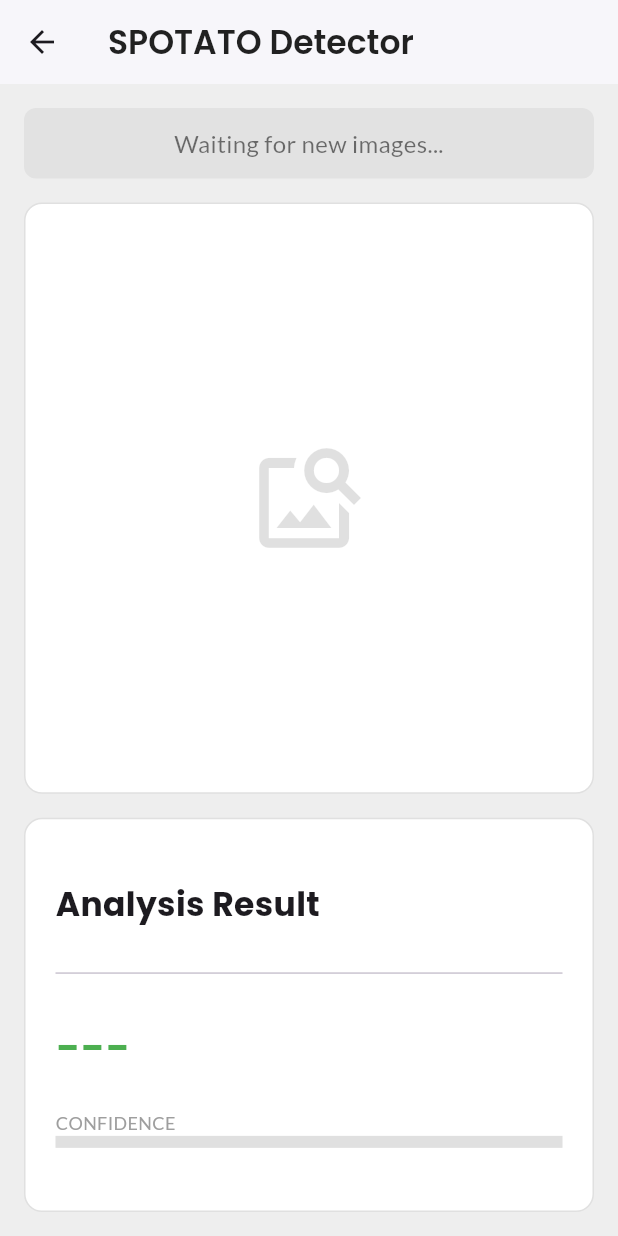
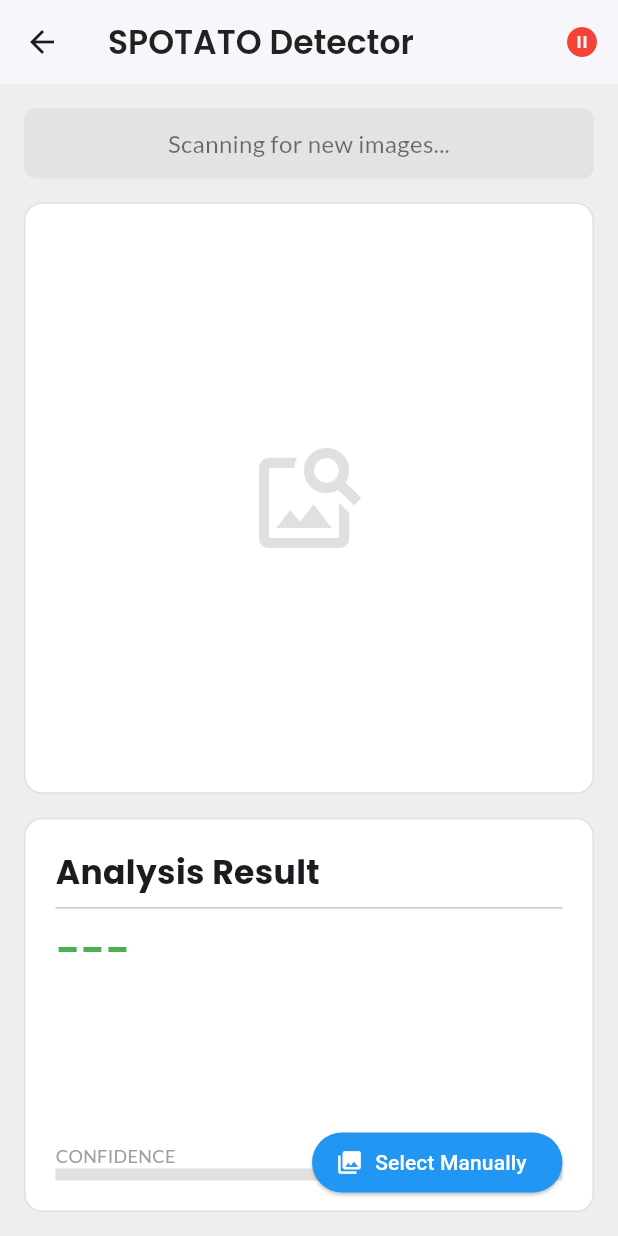
Before and after one commit to justnico69/CAPSTONE1, a Flutter app: the HomePage screen opened directly, after a tap on "Detect Disease", on a phone screen of 412 x 824 dp. Run offline on Flutter 3.47's test engine with Material 3 defaults, Android fonts, the phone set to English and light mode, and no system bars; our stand-ins replace google_fonts, image_picker, permission_handler; missing offline and left inert: tflite_flutter.

Commit message:
image picker2

```diff
--- a/lib/detector_page.dart
+++ b/lib/detector_page.dart
@@ -3,8 +3,10 @@ import 'dart:io';
 
 import 'package:flutter/material.dart';
 import 'package:google_fonts/google_fonts.dart';
+import 'package:image_picker/image_picker.dart';
 import 'package:path_provider/path_provider.dart';
 import 'package:permission_handler/permission_handler.dart';
+import 'package:tflite_flutter/tflite_flutter.dart' as tfl; // Import TFLite
 
 class DetectorPage extends StatefulWidget {
   const DetectorPage({super.key});
@@ -19,56 +21,138 @@ class _DetectorPageState extends State<DetectorPage> {
   String _prediction = "---";
   double _confidence = 0.0;
   Timer? _timer;
+  bool _isPaused = false;
+
+  tfl.Interpreter? _interpreter; // Variable to hold the TFLite model
 
   @override
   void initState() {
     super.initState();
+    // Load the model and then start monitoring for images
+    _loadModel().then((_) {
       _startMonitoring();
+    });
   }
 
   @override
   void dispose() {
     _timer?.cancel();
+    _interpreter?.close(); // Close the interpreter when the page is disposed
     super.dispose();
   }
 
+  // --- MODEL AND SCANNING LOGIC ---
+
+  Future<void> _loadModel() async {
+    setState(() {
+      _status = "Loading model...";
+    });
+    try {
+      // Load the model from the assets folder
+      _interpreter = await tfl.Interpreter.fromAsset(
+        'assets/models/model.tflite',
+      );
+      setState(() {
+        _status = "Model loaded successfully. Waiting for images...";
+      });
+    } catch (e) {
+      setState(() {
+        _status = "Failed to load model. Error: $e";
+      });
+      print("Error loading model: $e");
+    }
+  }
+
   Future<void> _startMonitoring() async {
+    // Only start if the model was loaded successfully
+    if (_interpreter == null) return;
+
     setState(() {
-      _status = "Waiting for new images...";
+      _status = "Scanning for new images...";
+    });
+    _timer = Timer.periodic(const Duration(seconds: 5), (timer) {
+      if (!_isPaused) {
+        _scanForNewImage();
+      }
+    });
+  }
+
+  void _togglePause() {
+    setState(() {
+      _isPaused = !_isPaused;
+      if (_isPaused) {
+        _timer?.cancel();
+        _status = "Scanning Paused";
+      } else {
+        _startMonitoring();
+      }
+    });
+  }
+
+  Future<void> _pickImage() async {
+    if (_timer?.isActive ?? false) {
+      _timer?.cancel();
+      setState(() {
+        _isPaused = true;
+      });
+    }
+
+    final picker = ImagePicker();
+    final pickedFile = await picker.pickImage(source: ImageSource.gallery);
+
+    if (pickedFile != null) {
+      _runAnalysis(File(pickedFile.path));
+    }
+  }
+
+  void _runAnalysis(File image) {
+    if (_interpreter == null) {
+      setState(() {
+        _status = "Model is not loaded.";
+      });
+      return;
+    }
+
+    setState(() {
+      _latestImage = image;
+      _status = "Analyzing image...";
+      _prediction = "Analyzing...";
+      _confidence = 0.0;
     });
 
-    _timer = Timer.periodic(const Duration(seconds: 5), (timer) {
-      _scanForNewImage();
+    // --- Placeholder for your AI prediction logic ---
+    // 1. Pre-process the image (resize, normalize) to match your model's input.
+    // 2. Create input and output tensors.
+    // 3. Run inference: _interpreter.run(input, output);
+    // 4. Decode the output to get the prediction and confidence.
+    // ----------------------------------------------------
+
+    // We'll use a placeholder delay to simulate analysis
+    Future.delayed(const Duration(seconds: 2), () {
+      if (!mounted) return;
+      setState(() {
+        _status = "Analysis Complete";
+        _prediction = "Late Blight"; // Placeholder result
+        _confidence = 0.97; // Placeholder confidence
+      });
     });
   }
 
   Future<void> _scanForNewImage() async {
     var status = await Permission.photos.request();
-    if (!status.isGranted) {
-      setState(() {
-        _status = "Permission denied. Please enable in settings.";
-      });
-      return;
-    }
+    if (!status.isGranted) return;
 
     try {
       final Directory? externalDir = await getExternalStorageDirectory();
-      if (externalDir == null) {
-        setState(() {
-          _status = "Could not access storage.";
-        });
-        return;
-      }
+      if (externalDir == null) return;
 
       final String rootPath = externalDir.path.split('/Android')[0];
       final String imagePath = '$rootPath/DCIM/Camera';
       final Directory imageDir = Directory(imagePath);
 
       if (await imageDir.exists()) {
-        final List<FileSystemEntity> files = imageDir.listSync();
-        if (files.isEmpty) return;
-
-        files.sort(
+        final List<FileSystemEntity> files = imageDir.listSync()
+          ..sort(
             (a, b) => b.statSync().modified.compareTo(a.statSync().modified),
           );
 
@@ -83,26 +167,15 @@ class _DetectorPageState extends State<DetectorPage> {
         File newImage = File(imageFiles.first.path);
 
         if (_latestImage?.path != newImage.path) {
-          setState(() {
-            _latestImage = newImage;
-            _status = "New image found! Analyzing...";
-            _prediction = "Analyzing...";
-            _confidence = 0.0;
-          });
-          // --- AI ANALYSIS WOULD GO HERE ---
-          Future.delayed(const Duration(seconds: 2), () {
-            setState(() {
-              _status = "Analysis Complete";
-              _prediction = "Late Blight"; // Placeholder result
-              _confidence = 0.97; // Placeholder confidence
-            });
-          });
+          _runAnalysis(newImage);
         }
       }
     } catch (e) {
-      // Handle exceptions
+      print("Error scanning for image: $e");
     }
   }
+
+  // --- UI BUILD METHOD ---
 
   @override
   Widget build(BuildContext context) {
@@ -118,6 +191,15 @@ class _DetectorPageState extends State<DetectorPage> {
             color: Colors.black87,
           ),
         ),
+        actions: [
+          IconButton(
+            onPressed: _togglePause,
+            icon: Icon(
+              _isPaused ? Icons.play_arrow : Icons.pause_circle_filled,
+              color: Colors.red,
+            ),
+          ),
+        ],
       ),
       body: Padding(
         padding: const EdgeInsets.all(16.0),
@@ -127,7 +209,7 @@ class _DetectorPageState extends State<DetectorPage> {
             Container(
               padding: const EdgeInsets.all(12),
               decoration: BoxDecoration(
-                color: Colors.black.withOpacity(0.05),
+                color: Colors.black.withAlpha(12),
                 borderRadius: BorderRadius.circular(8),
               ),
               child: Text(
@@ -149,12 +231,16 @@ class _DetectorPageState extends State<DetectorPage> {
                   child: _latestImage != null
                       ? ClipRRect(
                           borderRadius: BorderRadius.circular(11),
-                          child: Image.file(_latestImage!, fit: BoxFit.cover),
+                          child: Image.file(
+                            _latestImage!,
+                            fit: BoxFit.cover,
+                            width: double.infinity,
+                          ),
                         )
-                      : const Icon(
+                      : Icon(
                           Icons.image_search,
                           size: 80,
-                          color: Colors.black12,
+                          color: Colors.grey.shade300,
                         ),
                 ),
               ),
@@ -163,14 +249,16 @@ class _DetectorPageState extends State<DetectorPage> {
             Expanded(
               flex: 2,
               child: Container(
-                padding: const EdgeInsets.all(20),
+                padding: const EdgeInsets.fromLTRB(20, 20, 20, 0),
                 decoration: BoxDecoration(
                   color: Colors.white,
                   borderRadius: BorderRadius.circular(12),
                   border: Border.all(color: Colors.grey.shade300),
                 ),
-                child: Column(
-                  mainAxisAlignment: MainAxisAlignment.spaceEvenly,
+                child: Stack(
+                  clipBehavior: Clip.none,
+                  children: [
+                    Column(
                       crossAxisAlignment: CrossAxisAlignment.start,
                       children: [
                         Text(
@@ -191,9 +279,7 @@ class _DetectorPageState extends State<DetectorPage> {
                                 : Colors.green,
                           ),
                         ),
-                    Column(
-                      crossAxisAlignment: CrossAxisAlignment.start,
-                      children: [
+                        const Spacer(),
                         Text(
                           "CONFIDENCE",
                           style: GoogleFonts.lato(
@@ -209,7 +295,24 @@ class _DetectorPageState extends State<DetectorPage> {
                               : Colors.green,
                           minHeight: 8,
                         ),
+                        const SizedBox(height: 20),
                       ],
+                    ),
+                    Positioned(
+                      bottom: 8,
+                      right: 0,
+                      child: ElevatedButton.icon(
+                        onPressed: _pickImage,
+                        icon: const Icon(Icons.photo_library),
+                        label: const Text("Select Manually"),
+                        style: ElevatedButton.styleFrom(
+                          backgroundColor: Colors.blue,
+                          foregroundColor: Colors.white,
+                          shape: RoundedRectangleBorder(
+                            borderRadius: BorderRadius.circular(20),
+                          ),
+                        ),
+                      ),
                     ),
                   ],
                 ),
--- a/lib/home_page.dart
+++ b/lib/home_page.dart
@@ -1,5 +1,6 @@
 import 'package:flutter/material.dart';
 import 'package:google_fonts/google_fonts.dart';
+
 import 'detector_page.dart';
 
 class HomePage extends StatelessWidget {
@@ -7,7 +8,6 @@ class HomePage extends StatelessWidget {
 
   @override
   Widget build(BuildContext context) {
-    // Get screen dimensions for responsive layout
     final screenHeight = MediaQuery.of(context).size.height;
     final screenWidth = MediaQuery.of(context).size.width;
 
@@ -15,7 +15,6 @@ class HomePage extends StatelessWidget {
       backgroundColor: const Color.fromARGB(243, 248, 248, 248),
       body: Column(
         children: [
-
           // -- HEADER --
           ClipRRect(
             borderRadius: const BorderRadius.only(
@@ -48,16 +47,23 @@ class HomePage extends StatelessWidget {
                                     fontSize: 25,
                                     fontWeight: FontWeight.w800,
                                   ),
-                                  children: const <TextSpan>[
+                                  children: const [
                                     TextSpan(
                                       text: 'SPOT',
                                       style: TextStyle(
-                                          color: Color.fromARGB(255, 128, 68, 12)),
+                                        color: Color.fromARGB(255, 128, 68, 12),
+                                      ),
                                     ),
                                     TextSpan(
                                       text: 'ato',
                                       style: TextStyle(
-                                          color: Color.fromARGB(255, 236, 185, 74)),
+                                        color: Color.fromARGB(
+                                          255,
+                                          236,
+                                          185,
+                                          74,
+                                        ),
+                                      ),
                                     ),
                                   ],
                                 ),
@@ -65,7 +71,7 @@ class HomePage extends StatelessWidget {
                               Text(
                                 "at your service!",
                                 style: GoogleFonts.poppins(
-                                  color: const Color.fromARGB(255, 160, 98, 45),
+                                  color: Color.fromARGB(255, 160, 98, 45),
                                   fontSize: 15,
                                 ),
                               ),
@@ -74,8 +80,11 @@ class HomePage extends StatelessWidget {
                         ],
                       ),
                       IconButton(
-                        icon: const Icon(Icons.notifications,
-                            color: Color.fromARGB(255, 128, 68, 12), size: 28),
+                        icon: const Icon(
+                          Icons.notifications,
+                          color: Color.fromARGB(255, 128, 68, 12),
+                          size: 28,
+                        ),
                         onPressed: () {},
                       ),
                     ],
@@ -95,7 +104,6 @@ class HomePage extends StatelessWidget {
               child: Column(
                 crossAxisAlignment: CrossAxisAlignment.start,
                 children: [
-                  // Results Card
                   Text(
                     "Results",
                     style: GoogleFonts.poppins(
@@ -119,18 +127,21 @@ class HomePage extends StatelessWidget {
                             blurRadius: 10,
                             offset: const Offset(0, 5),
                           ),
-                          ]),
+                        ],
+                      ),
                       child: Column(
                         mainAxisAlignment: MainAxisAlignment.center,
                         children: [
                           Padding(
-                            padding:
-                                const EdgeInsets.symmetric(horizontal: 16.0),
+                            padding: const EdgeInsets.symmetric(
+                              horizontal: 16.0,
+                            ),
                             child: Text(
                               "No images yet. Tap Button to scan.",
                               textAlign: TextAlign.center,
-                              style:
-                                  GoogleFonts.poppins(color: Colors.grey[600]),
+                              style: GoogleFonts.poppins(
+                                color: Colors.grey[600],
+                              ),
                             ),
                           ),
                           const SizedBox(height: 50),
@@ -139,21 +150,27 @@ class HomePage extends StatelessWidget {
                               Navigator.push(
                                 context,
                                 MaterialPageRoute(
-                                    builder: (context) =>
-                                        const DetectorPage()),
+                                  builder: (context) => const DetectorPage(),
+                                ),
                               );
                             },
                             style: ElevatedButton.styleFrom(
                               backgroundColor: const Color(0xFFEAA944),
                               foregroundColor: Colors.white,
                               shape: RoundedRectangleBorder(
-                                  borderRadius: BorderRadius.circular(12)),
+                                borderRadius: BorderRadius.circular(12),
+                              ),
                               padding: const EdgeInsets.symmetric(
-                                  horizontal: 40, vertical: 16),
+                                horizontal: 40,
+                                vertical: 16,
                               ),
-                            child: Text("Detect Disease",
+                            ),
+                            child: Text(
+                              "Detect Disease",
                               style: GoogleFonts.poppins(
-                                    fontWeight: FontWeight.bold)),
+                                fontWeight: FontWeight.bold,
+                              ),
+                            ),
                           ),
                         ],
                       ),
@@ -217,7 +234,7 @@ class HomePage extends StatelessWidget {
         notchMargin: 8.0,
         color: Colors.white,
         elevation: 10.0,
-      height: screenHeight * 0.09, // <-- RESPONSIVE CHANGE (e.g., 8.5% of screen height)
+        height: screenHeight * 0.09,
         child: Row(
           mainAxisAlignment: MainAxisAlignment.spaceAround,
           children: <Widget>[
@@ -225,15 +242,14 @@ class HomePage extends StatelessWidget {
               icon: Icons.home_filled,
               label: "Home",
               isSelected: true,
-            screenWidth: screenWidth, // Pass screenWidth to the helper
+              screenWidth: screenWidth,
             ),
-          // 2. Make the spacing proportional to the screen width
-          SizedBox(width: screenWidth * 0.05), // <-- RESPONSIVE CHANGE
+            SizedBox(width: screenWidth * 0.05),
             _buildBottomNavItem(
               icon: Icons.history,
               label: "History",
               isSelected: false,
-            screenWidth: screenWidth, // Pass screenWidth to the helper
+              screenWidth: screenWidth,
             ),
           ],
         ),
@@ -241,26 +257,27 @@ class HomePage extends StatelessWidget {
     );
   }
 
-    // --- UPDATED HELPER WIDGET FOR RESPONSIVE NAV ITEMS ---
+  // --- BOTTOM NAV ITEM WIDGET ---
   Widget _buildBottomNavItem({
     required IconData icon,
     required String label,
     required bool isSelected,
-      required double screenWidth, // 3. Accept screenWidth
+    required double screenWidth,
   }) {
-      final color = isSelected ? const Color.fromARGB(255, 82, 42, 4) : Colors.grey;
+    final color = isSelected
+        ? const Color.fromARGB(255, 82, 42, 4)
+        : Colors.grey;
+
     return Column(
       mainAxisSize: MainAxisSize.min,
       children: [
-          // 4. Make the icon size proportional
-          Icon(icon, color: color, size: screenWidth * 0.06), // <-- RESPONSIVE CHANGE
+        Icon(icon, color: color, size: screenWidth * 0.06),
         const SizedBox(height: 4),
         Text(
           label,
           style: GoogleFonts.poppins(
             color: color,
-              // 5. Make the font size proportional
-              fontSize: screenWidth * 0.03, // <-- RESPONSIVE CHANGE
+            fontSize: screenWidth * 0.03,
             fontWeight: isSelected ? FontWeight.bold : FontWeight.normal,
           ),
         ),
--- a/pubspec.yaml
+++ b/pubspec.yaml
@@ -34,7 +34,7 @@ dependencies:
   path_provider: ^2.1.3
   google_fonts: ^6.2.1
   image_picker: ^1.1.2
-  litert_flutter: ^0.0.1
+  tflite_flutter: ^0.10.4
 
 
 
```
Also changed, not shown: pubspec.lock, 4 other files. Lines whose indentation alone changed are shown as unchanged.
